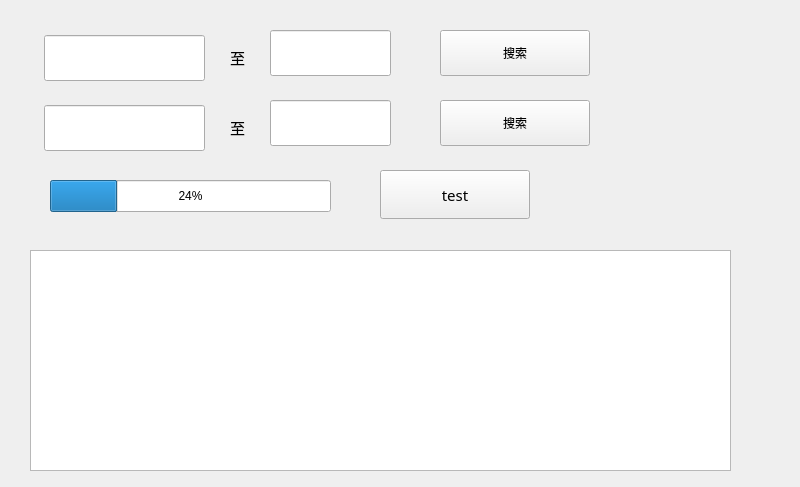
This is project/ipOnline/ui/ip_online.ui in wsyshengyun/pyqt5_test as Qt 5 draws it before an edit. The edited form follows.
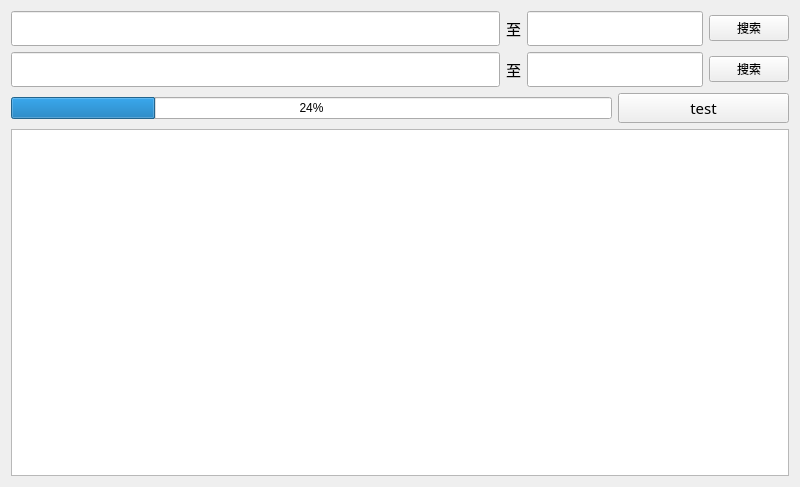
This is the edited form.

```diff
--- a/project/ipOnline/ui/ip_online.ui
+++ b/project/ipOnline/ui/ip_online.ui
@@ -13,28 +13,13 @@
   <property name="windowTitle">
    <string>Form</string>
   </property>
-  <widget class="QProgressBar" name="progressBar">
-   <property name="geometry">
-    <rect>
-     <x>50</x>
-     <y>180</y>
-     <width>281</width>
-     <height>32</height>
-    </rect>
-   </property>
-   <property name="value">
-    <number>24</number>
-   </property>
-  </widget>
+  <layout class="QGridLayout" name="gridLayout_2">
+   <item row="0" column="0">
+    <layout class="QVBoxLayout" name="verticalLayout">
+     <item>
+      <layout class="QGridLayout" name="gridLayout">
+       <item row="0" column="0">
   <widget class="QLineEdit" name="line_start1">
-   <property name="geometry">
-    <rect>
-     <x>44</x>
-     <y>35</y>
-     <width>161</width>
-     <height>46</height>
-    </rect>
-   </property>
    <property name="font">
     <font>
      <family>Adobe Arabic</family>
@@ -42,15 +27,9 @@
     </font>
    </property>
   </widget>
+       </item>
+       <item row="0" column="1">
   <widget class="QLabel" name="label_zhi">
-   <property name="geometry">
-    <rect>
-     <x>230</x>
-     <y>40</y>
-     <width>29</width>
-     <height>35</height>
-    </rect>
-   </property>
    <property name="font">
     <font>
      <family>Adobe Arabic</family>
@@ -61,31 +40,12 @@
     <string>至</string>
    </property>
   </widget>
-  <widget class="QPushButton" name="btn_search1">
-   <property name="geometry">
-    <rect>
-     <x>440</x>
-     <y>30</y>
-     <width>150</width>
-     <height>46</height>
-    </rect>
-   </property>
-   <property name="text">
-    <string>搜索</string>
-   </property>
-  </widget>
+       </item>
+       <item row="0" column="2" colspan="2">
   <widget class="QLineEdit" name="line_end1">
    <property name="enabled">
     <bool>true</bool>
    </property>
-   <property name="geometry">
-    <rect>
-     <x>270</x>
-     <y>30</y>
-     <width>121</width>
-     <height>46</height>
-    </rect>
-   </property>
    <property name="sizePolicy">
     <sizepolicy hsizetype="Expanding" vsizetype="Fixed">
      <horstretch>0</horstretch>
@@ -111,76 +71,16 @@
     </font>
    </property>
   </widget>
-  <widget class="QTableView" name="tableview">
-   <property name="geometry">
-    <rect>
-     <x>30</x>
-     <y>250</y>
-     <width>701</width>
-     <height>221</height>
-    </rect>
-   </property>
-  </widget>
-  <widget class="QPushButton" name="push_test">
-   <property name="geometry">
-    <rect>
-     <x>380</x>
-     <y>170</y>
-     <width>150</width>
-     <height>49</height>
-    </rect>
-   </property>
-   <property name="font">
-    <font>
-     <family>Adobe Arabic</family>
-     <pointsize>11</pointsize>
-    </font>
-   </property>
-   <property name="text">
-    <string>test</string>
-   </property>
-  </widget>
-  <widget class="QPushButton" name="btn_search2">
-   <property name="geometry">
-    <rect>
-     <x>440</x>
-     <y>100</y>
-     <width>150</width>
-     <height>46</height>
-    </rect>
-   </property>
+       </item>
+       <item row="0" column="4">
+        <widget class="QPushButton" name="btn_search1">
    <property name="text">
     <string>搜索</string>
    </property>
   </widget>
-  <widget class="QLabel" name="label_zhi_2">
-   <property name="geometry">
-    <rect>
-     <x>230</x>
-     <y>110</y>
-     <width>29</width>
-     <height>35</height>
-    </rect>
-   </property>
-   <property name="font">
-    <font>
-     <family>Adobe Arabic</family>
-     <pointsize>11</pointsize>
-    </font>
-   </property>
-   <property name="text">
-    <string>至</string>
-   </property>
-  </widget>
+       </item>
+       <item row="1" column="0">
   <widget class="QLineEdit" name="line_start2">
-   <property name="geometry">
-    <rect>
-     <x>44</x>
-     <y>105</y>
-     <width>161</width>
-     <height>46</height>
-    </rect>
-   </property>
    <property name="font">
     <font>
      <family>Adobe Arabic</family>
@@ -188,18 +88,25 @@
     </font>
    </property>
   </widget>
+       </item>
+       <item row="1" column="1">
+        <widget class="QLabel" name="label_zhi_2">
+         <property name="font">
+          <font>
+           <family>Adobe Arabic</family>
+           <pointsize>11</pointsize>
+          </font>
+         </property>
+         <property name="text">
+          <string>至</string>
+         </property>
+        </widget>
+       </item>
+       <item row="1" column="2" colspan="2">
   <widget class="QLineEdit" name="line_end2">
    <property name="enabled">
     <bool>true</bool>
    </property>
-   <property name="geometry">
-    <rect>
-     <x>270</x>
-     <y>100</y>
-     <width>121</width>
-     <height>46</height>
-    </rect>
-   </property>
    <property name="sizePolicy">
     <sizepolicy hsizetype="Expanding" vsizetype="Fixed">
      <horstretch>0</horstretch>
@@ -225,6 +132,42 @@
     </font>
    </property>
   </widget>
+       </item>
+       <item row="1" column="4">
+        <widget class="QPushButton" name="btn_search2">
+         <property name="text">
+          <string>搜索</string>
+         </property>
+        </widget>
+       </item>
+       <item row="2" column="0" colspan="3">
+        <widget class="QProgressBar" name="progressBar">
+         <property name="value">
+          <number>24</number>
+         </property>
+        </widget>
+       </item>
+       <item row="2" column="3" colspan="2">
+        <widget class="QPushButton" name="push_test">
+         <property name="font">
+          <font>
+           <family>Adobe Arabic</family>
+           <pointsize>11</pointsize>
+          </font>
+         </property>
+         <property name="text">
+          <string>test</string>
+         </property>
+        </widget>
+       </item>
+      </layout>
+     </item>
+     <item>
+      <widget class="QTableView" name="tableview"/>
+     </item>
+    </layout>
+   </item>
+  </layout>
  </widget>
  <resources/>
  <connections/>
```
Left out of the diff: 2 changed lines with no effect on the pictures. Lines whose indentation alone changed are shown as unchanged.
